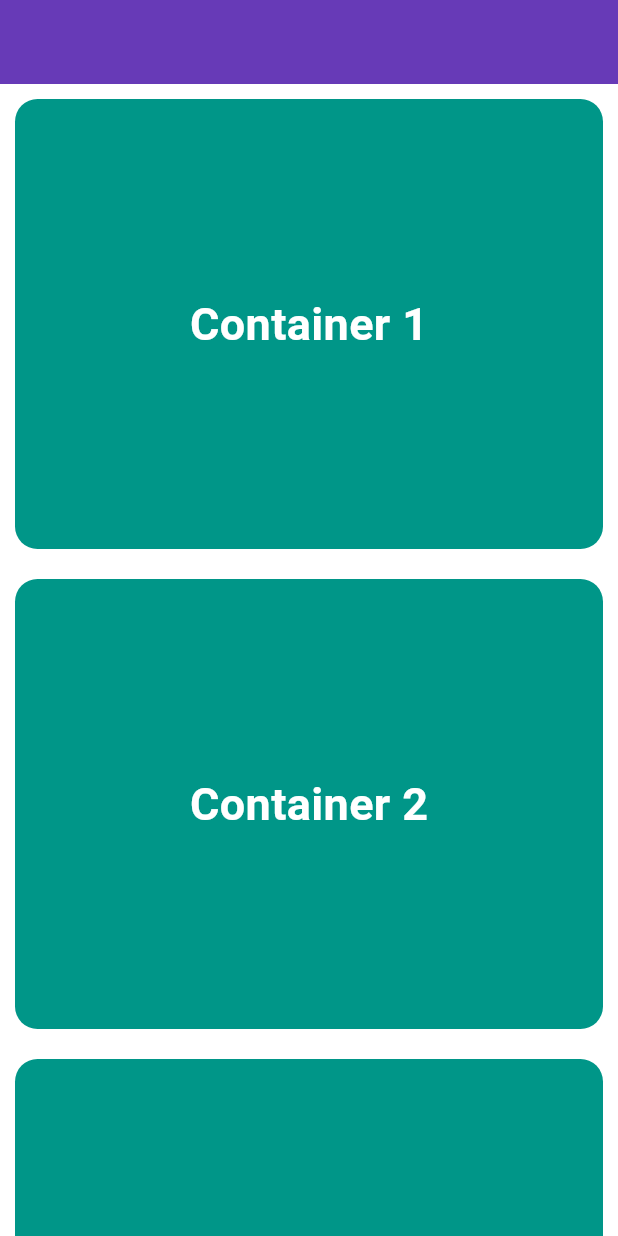
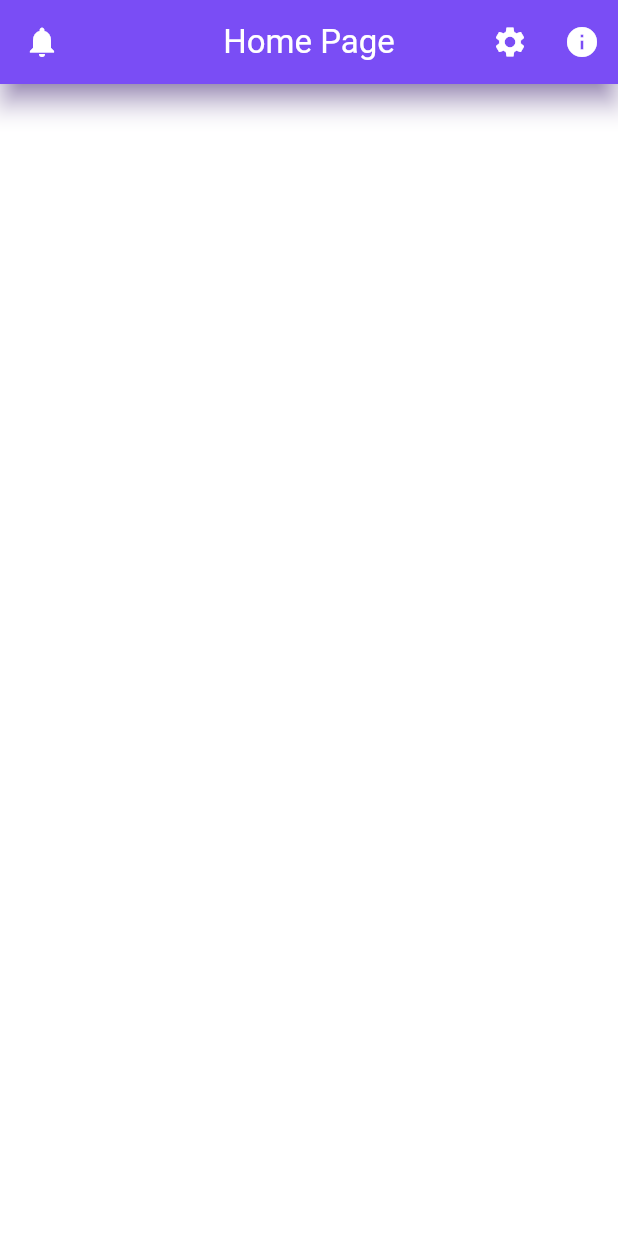
Before and after one commit to aboalhasan-albedairy/Hash-Plus-Course---Flutter-Basics, a Flutter app: the screen it shows after launch, on a phone screen of 412 x 824 dp. Run offline on Flutter 3.47's test engine with Material 3 defaults, Android fonts, the phone set to English and light mode, and no system bars.

Commit message:
Lesson 25: AppBar() Widget

```diff
--- a/lib/main.dart
+++ b/lib/main.dart
@@ -25,31 +25,18 @@ class _HomePageState extends State<HomePage> {
   Widget build(BuildContext context) {
     return Scaffold(
       backgroundColor: Colors.white,
-      appBar: AppBar(backgroundColor: Colors.deepPurple),
-      body: ListView.builder(
-        physics: BouncingScrollPhysics(),
-        scrollDirection: Axis.vertical,
-        itemCount: 7,
-        itemBuilder: (context, index) {
-          return Container(
-            margin: EdgeInsets.all(10),
-            height: 300,
-            decoration: BoxDecoration(
-              color: Colors.teal,
-              borderRadius: BorderRadius.circular(15),
-            ),
-            child: Center(
-              child: Text(
-                "Container ${index + 1}",
-                style: TextStyle(
-                  color: Colors.white,
-                  fontSize: 30,
-                  fontWeight: FontWeight.bold,
-                ),
-              ),
-            ),
-          );
-        },
+      appBar: AppBar(
+        backgroundColor: Colors.deepPurpleAccent,
+        foregroundColor: Colors.white,
+        title: Text("Home Page"),
+        centerTitle: true,
+        actions: [
+          IconButton(onPressed: () {}, icon: Icon(Icons.settings)),
+          IconButton(onPressed: () {}, icon: Icon(Icons.info)),
+        ],
+        leading: IconButton(onPressed: () {}, icon: Icon(Icons.notifications)),
+        shadowColor: Colors.deepPurple,
+        elevation: 7,
       ),
     );
   }
```
